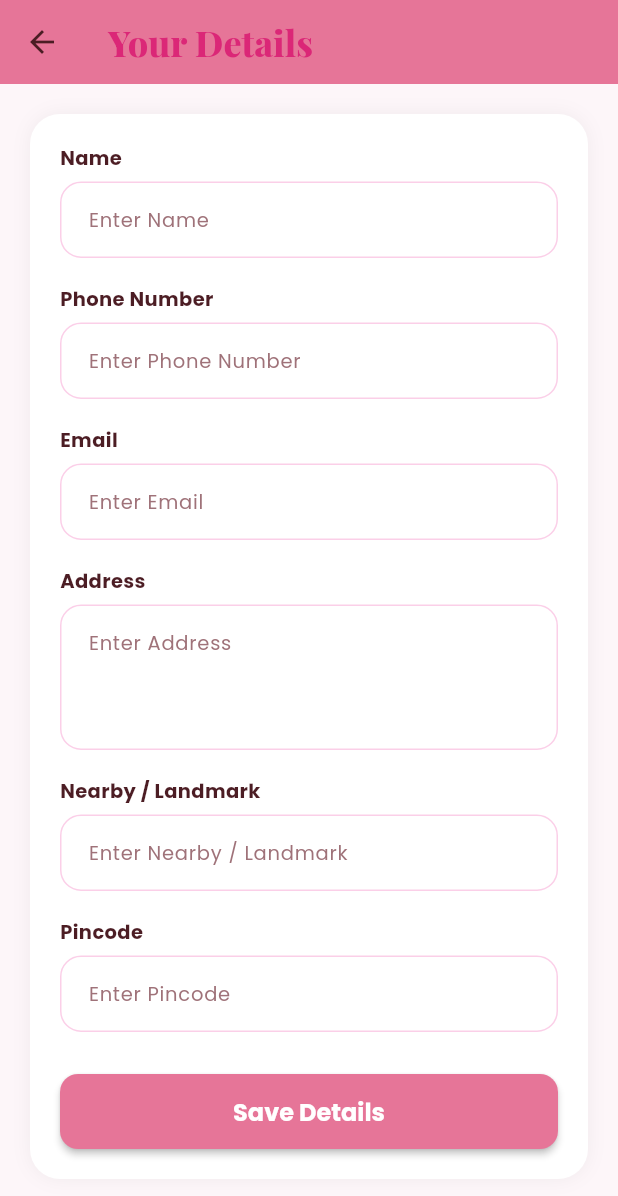
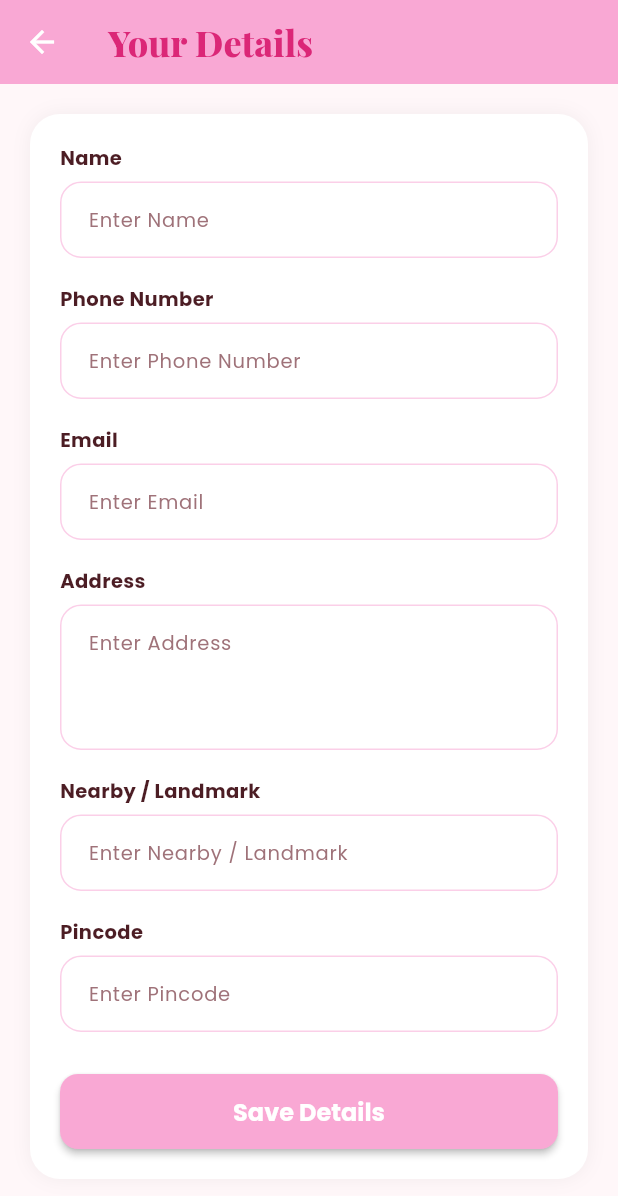
Before and after one commit to alwin-m/liora, a Flutter app: the YourDetailsScreen screen opened directly, on a phone screen of 412 x 824 dp. Shown: the top 1196 px of the screen. Run offline on Flutter 3.47's test engine with Material 3 defaults, Android fonts, the phone set to English and light mode, and no system bars; our stand-ins replace cloud_firestore, firebase_auth, firebase_core, flutter_local_notifications, google_fonts, image_picker and 3 more; accounts and stored records are empty.

Commit message:
Update your_details_screen

```diff
--- a/lib/Screens/your_details_screen.dart
+++ b/lib/Screens/your_details_screen.dart
@@ -1,6 +1,7 @@
 import 'package:flutter/material.dart';
 import 'package:firebase_auth/firebase_auth.dart';
 import 'package:cloud_firestore/cloud_firestore.dart';
+import '../core/app_theme.dart';
 
 class YourDetailsScreen extends StatefulWidget {
   const YourDetailsScreen({super.key});
@@ -139,11 +140,12 @@ class _YourDetailsScreenState extends State<YourDetailsScreen> {
   Widget build(BuildContext context) {
 
     return Scaffold(
-      backgroundColor: const Color(0xFFFDF6F9),
+      backgroundColor: LioraColors.bgLight,
 
       appBar: AppBar(
         title: const Text("Your Details"),
-        backgroundColor: const Color(0xFFE67598),
+        backgroundColor: LioraColors.primary,
+        foregroundColor: Colors.white,
       ),
 
       body: loading
@@ -208,9 +210,7 @@ class _YourDetailsScreenState extends State<YourDetailsScreen> {
                           child: ElevatedButton(
                             style:
                                 ElevatedButton.styleFrom(
-                              backgroundColor:
-                                  const Color(
-                                      0xFFE67598),
+                              backgroundColor: LioraColors.primary,
                               shape:
                                   RoundedRectangleBorder(
                                 borderRadius:
```
